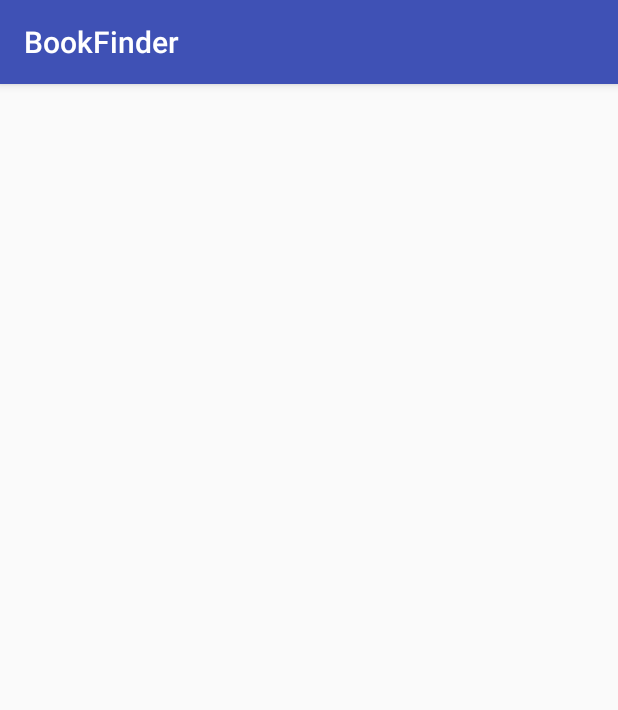
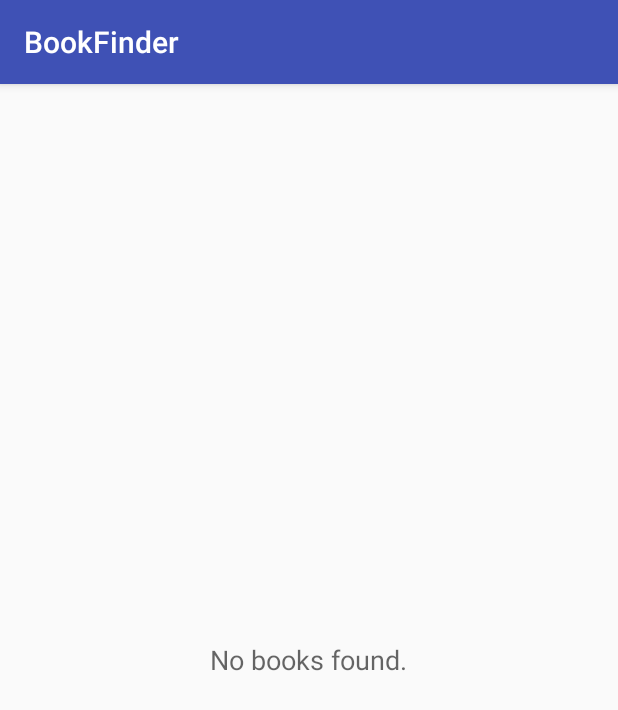
Before and after one commit to NikiSzen/BookFinder, an Android app: the screen it shows after launch (BookActivity), on a phone screen of 412 x 824 dp. Shown: the top 710 px of the screen. Run offline under Robolectric (Android 15) with nearby library versions, the phone set to English and light mode, and no system bars.

Commit message:
Add empty state page and progress bar.

```diff
--- a/app/src/main/java/com/szendzielorz/nikola/bookfinder/BookActivity.java
+++ b/app/src/main/java/com/szendzielorz/nikola/bookfinder/BookActivity.java
@@ -13,6 +13,8 @@ import android.view.View;
 import android.widget.AdapterView;
 import android.widget.ArrayAdapter;
 import android.widget.ListView;
+import android.widget.ProgressBar;
+import android.widget.TextView;
 
 import java.util.ArrayList;
 
@@ -21,6 +23,8 @@ public class BookActivity extends AppCompatActivity implements LoaderManager.Loa
     private static final String BOOK_REQUEST_URL= "https://www.googleapis.com/books/v1/volumes?";
 
     private BookArrayAdapter mAdapter;
+    private ProgressBar mLoadingSpinner;
+    private TextView mEmptyListTextView;
 
     // Hard coded search value:
     String mySearchKeyword ="tea";
@@ -39,8 +43,13 @@ public class BookActivity extends AppCompatActivity implements LoaderManager.Loa
         boolean isConnected = activeNetwork != null &&
                 activeNetwork.isConnectedOrConnecting();
 
+        mLoadingSpinner = (ProgressBar) findViewById(R.id.loading_spinner);
+
         // Find a reference to the {@link ListView} in the layout
         ListView booksListView = (ListView) findViewById(R.id.list);
+        mEmptyListTextView = (TextView) findViewById(R.id.emptyList);
+        booksListView.setEmptyView(mEmptyListTextView);
+
 
         if(isConnected) {
 
@@ -53,6 +62,9 @@ public class BookActivity extends AppCompatActivity implements LoaderManager.Loa
             //Log.i(LOG_TAG, "Start of initLoader");
             getSupportLoaderManager().initLoader(0, null, this);
 
+        }else{
+            mLoadingSpinner.setVisibility(View.GONE);
+            mEmptyListTextView.setText("No internet connection.");
         }
 
 
@@ -67,7 +79,8 @@ public class BookActivity extends AppCompatActivity implements LoaderManager.Loa
     @Override
     public void onLoadFinished(Loader<ArrayList<Book>> loader, ArrayList<Book> data) {
         //Log.i(LOG_TAG, "onLoadFinished callback");
-        //TODO: Progress bar and empty state.
+        mLoadingSpinner.setVisibility(View.GONE);
+        mEmptyListTextView.setText(R.string.no_books);
         // Clear adapter from all the previous data.
         mAdapter.clear();
         // If there is a valid list of {@link Earthquake}s, then add them to the adapter's
--- a/app/src/main/res/layout/activity_book.xml
+++ b/app/src/main/res/layout/activity_book.xml
@@ -1,7 +1,30 @@
 <?xml version="1.0" encoding="utf-8"?>
-<!-- Layout for a list of books -->
-<ListView xmlns:android="http://schemas.android.com/apk/res/android"
-    android:id="@+id/list"
+
+<RelativeLayout xmlns:android="http://schemas.android.com/apk/res/android"
     android:layout_width="match_parent"
-    android:layout_height="match_parent"
-    android:orientation="vertical" />
+    android:layout_height="match_parent">
+
+
+    <!-- Layout for a list of books -->
+    <ListView
+        android:id="@+id/list"
+        android:layout_width="match_parent"
+        android:layout_height="match_parent"
+        android:orientation="vertical" />
+
+    <TextView
+        android:id="@+id/emptyList"
+        android:layout_width="wrap_content"
+        android:layout_height="wrap_content"
+        android:layout_centerInParent="true"
+        android:textAppearance="@style/TextAppearance.AppCompat.Medium"/>
+
+    <ProgressBar
+        android:id="@+id/loading_spinner"
+        style="@style/Widget.AppCompat.ProgressBar"
+        android:layout_width="wrap_content"
+        android:layout_height="wrap_content"
+        android:layout_centerInParent="true" />
+
+
+</RelativeLayout>
--- a/app/src/main/res/values/strings.xml
+++ b/app/src/main/res/values/strings.xml
@@ -1,3 +1,4 @@
 <resources>
     <string name="app_name">BookFinder</string>
+    <string name="no_books">No books found.</string>
 </resources>
```
